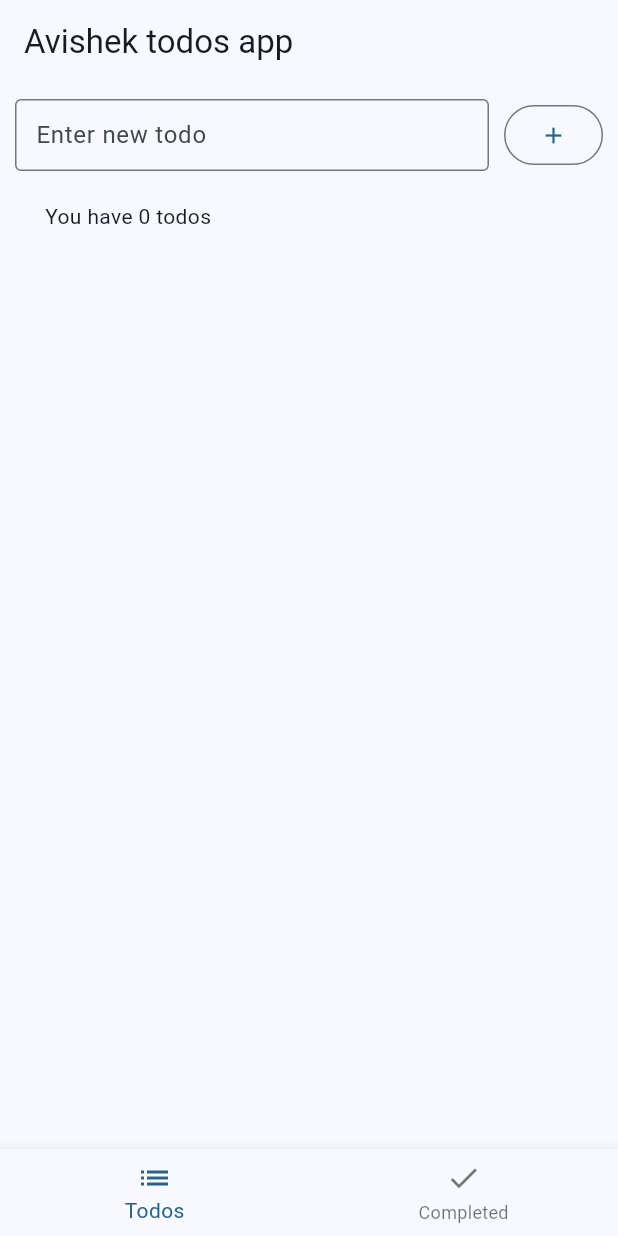
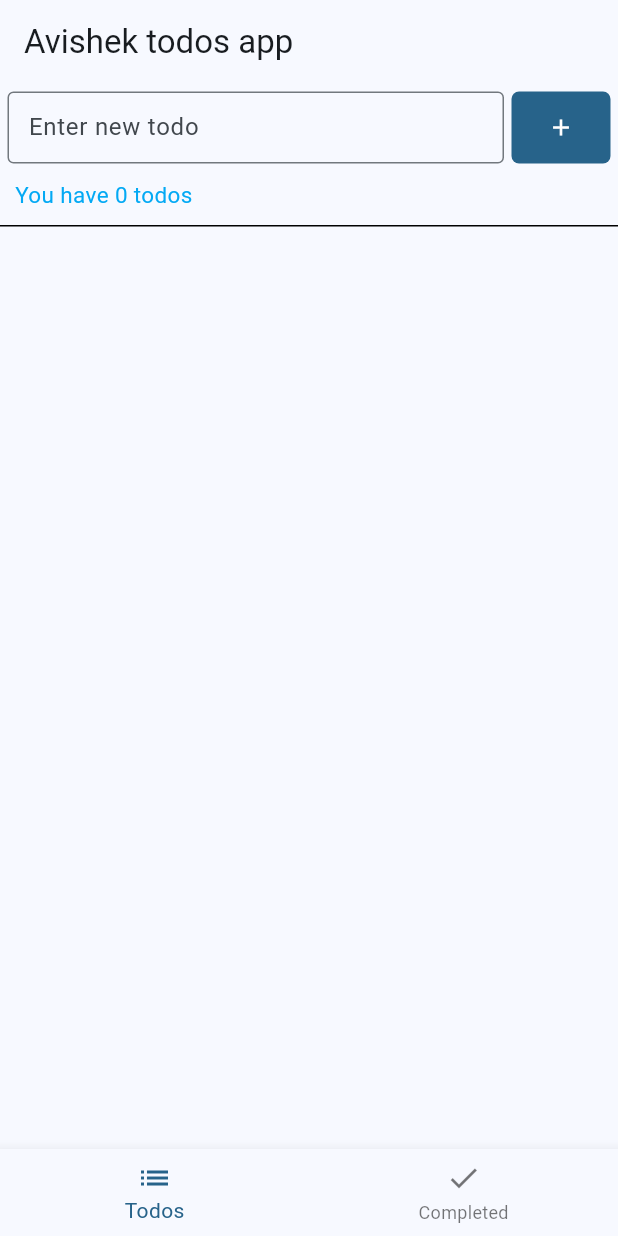
Before and after one commit to dahalAvishek/flutter-todo, a Flutter app: the screen it shows after launch, on a phone screen of 412 x 824 dp. Run offline on Flutter 3.47's test engine with Material 3 defaults, Android fonts, the phone set to English and light mode, and no system bars.

Commit message:
feat: complete ui design

```diff
--- /dev/null
+++ b/devtools_options.yaml
@@ -0,0 +1 @@
+extensions:
--- a/lib/main.dart
+++ b/lib/main.dart
@@ -136,11 +136,11 @@ class _TodosPageState extends State<TodosPage> {
   @override
   Widget build(BuildContext context) {
     var appState = context.watch<MyAppState>();
-    return Container(
-      padding: EdgeInsets.all(10),
-      child: Column(
+    return Column(
       children: [
-          Row(
+        Container(
+          padding: EdgeInsets.all(5.0),
+          child: Row(
             children: [
               Flexible(
                 child: TextField(
@@ -153,43 +153,71 @@ class _TodosPageState extends State<TodosPage> {
                 ),
               ),
               SizedBox(
-                width: 10.0,
+                width: 5.0,
               ),
-              OutlinedButton(
+              SizedBox(
+                height: 48,
+                child: FilledButton(
+                  style: ElevatedButton.styleFrom(
+                    shape: RoundedRectangleBorder(
+                      borderRadius: BorderRadius.circular(5.0),
+                    ),
+                  ),
                   onPressed: () {
                     appState.addTodo(myController.text);
                     myController.text = '';
                   },
                   child: Icon(Icons.add),
                 ),
+              ),
             ],
+          ),
         ),
         Expanded(
           child: ListView(
             children: [
-                Padding(
-                  padding: const EdgeInsets.all(20),
-                  child: Text('You have ${appState.todos.length} todos'),
+              Container(
+                decoration: BoxDecoration(border: Border(bottom: BorderSide())),
+                padding: const EdgeInsets.fromLTRB(10, 5, 5, 10),
+                child: Text('You have ${appState.todos.length} todos',
+                    style: TextStyle(color: Colors.lightBlue, fontSize: 15)),
               ),
               for (var todo in appState.todos)
-                  Row(
-                    mainAxisSize: MainAxisSize.min,
-                    children: [
-                      ElevatedButton.icon(
-                        onPressed: () {
-                          appState.addCompletedTodos(todo);
-                          appState.deleteTodoFromList(appState.todos, todo);
+                Dismissible(
+                  background: Container(
+                    color: Colors.green,
+                    alignment: Alignment.centerLeft,
+                    padding: EdgeInsets.all(5.0),
+                    child: Icon(Icons.done, color: Colors.white),
+                  ),
+                  secondaryBackground: Container(
+                    color: Colors.red,
+                    alignment: Alignment.centerRight,
+                    padding: EdgeInsets.all(5.0),
+                    child: Icon(Icons.delete, color: Colors.white),
+                  ),
+                  direction: DismissDirection.horizontal,
+                  key: Key(todo.id.toString()),
+                  onDismissed: (direction) => {
+                    if (direction == DismissDirection.startToEnd)
+                      {appState.addCompletedTodos(todo)}
+                    else if (direction == DismissDirection.endToStart)
+                      {appState.deleteTodoFromList(appState.todos, todo)}
                   },
-                        icon: Icon(Icons.done),
-                        label: Text(todo.todo),
+                  child: Container(
+                    decoration:
+                        BoxDecoration(border: Border(bottom: BorderSide())),
+                    child: ListTile(
+                      title: Text(todo.todo,
+                          style: TextStyle(
+                              fontSize: 20, fontWeight: FontWeight.w500)),
                     ),
-                    ],
-                  )
+                  ),
+                ),
             ],
           ),
         )
       ],
-      ),
     );
   }
 }
@@ -201,24 +229,40 @@ class CompletedPage extends StatelessWidget {
 
     return ListView(
       children: [
-        Padding(
-          padding: const EdgeInsets.all(20),
+        Container(
+          decoration: BoxDecoration(border: Border(bottom: BorderSide())),
+          padding: const EdgeInsets.fromLTRB(5, 10, 5, 5),
           child: Text(
-              'You have ${appState.completedTodos.length} completed todos'),
+              'You have ${appState.completedTodos.length} completed todos',
+              style: TextStyle(color: Colors.lightBlue, fontSize: 15)),
         ),
         for (var todo in appState.completedTodos)
-          Row(
-            mainAxisSize: MainAxisSize.min,
-            children: [
-              ElevatedButton.icon(
-                onPressed: () {
-                  appState.addCompletedTodos(todo);
-                  appState.deleteTodoFromList(appState.todos, todo);
+          Dismissible(
+            background: Container(
+              color: Colors.red,
+              alignment: Alignment.centerLeft,
+              padding: EdgeInsets.all(5.0),
+              child: Icon(Icons.delete, color: Colors.white),
+            ),
+            secondaryBackground: Container(
+              color: Colors.red,
+              alignment: Alignment.centerRight,
+              padding: EdgeInsets.all(5.0),
+              child: Icon(Icons.delete, color: Colors.white),
+            ),
+            direction: DismissDirection.horizontal,
+            key: Key(todo.id.toString()),
+            onDismissed: (direction) => {
+              {appState.deleteTodoFromList(appState.completedTodos, todo)}
             },
-                icon: Icon(Icons.done),
-                label: Text(todo.todo),
+            child: Container(
+              decoration: BoxDecoration(border: Border(bottom: BorderSide())),
+              child: ListTile(
+                title: Text(todo.todo,
+                    style:
+                        TextStyle(fontSize: 20, fontWeight: FontWeight.w500)),
               ),
-            ],
+            ),
           )
       ],
     );
```
Lines whose indentation alone changed are shown as unchanged.
